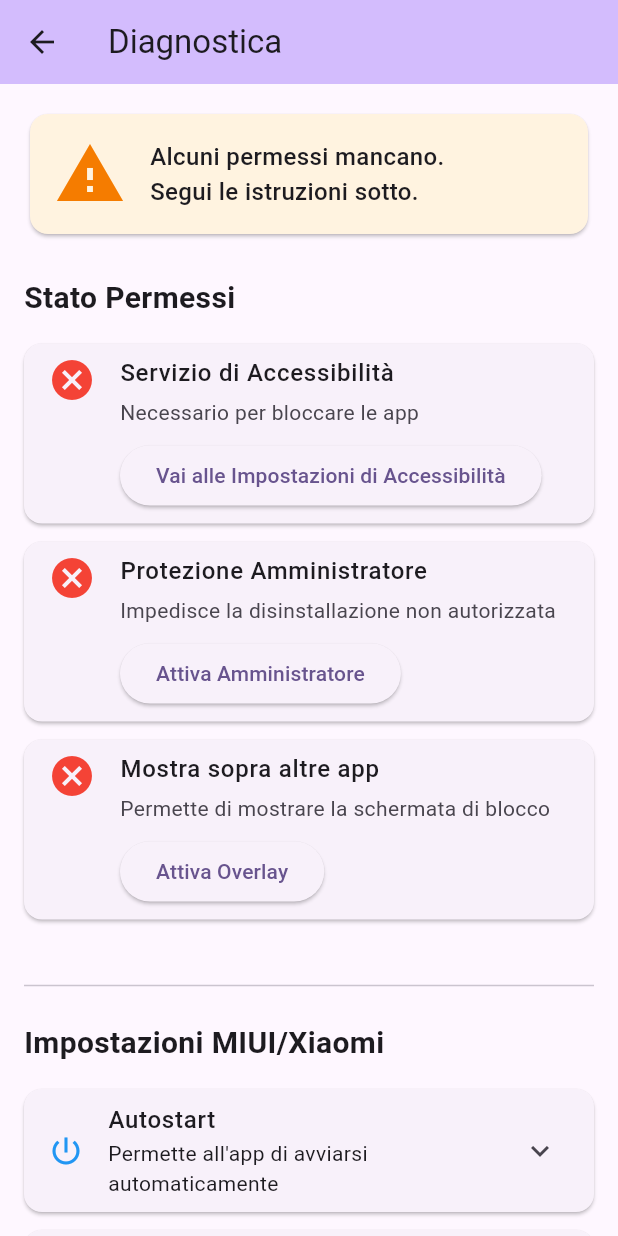
After one commit to innovatutti/inControllo, a Flutter app: the AppListScreen screen opened directly, after a tap on the "medical services" icon, on a phone screen of 412 x 824 dp. The commit adds this screen. Run offline on Flutter 3.47's test engine with Material 3 defaults, Android fonts, the phone set to English and light mode, and no system bars; our stand-ins replace shared_preferences; accounts and stored records are empty.

Commit message:
Risolti bug

```diff
--- a/lib/screens/app_list_screen.dart
+++ b/lib/screens/app_list_screen.dart
@@ -1,6 +1,7 @@
 import 'package:flutter/material.dart';
 import 'package:parental_control/services/device_admin_service.dart';
 import 'package:shared_preferences/shared_preferences.dart';
+import 'package:parental_control/screens/diagnostics_screen.dart';
 
 class AppListScreen extends StatefulWidget {
   const AppListScreen({super.key});
@@ -113,6 +114,7 @@ class _AppListScreenState extends State<AppListScreen> {
           _blockedApps.remove(packageName);
         });
         await _saveBlockedApps();
+        await _deviceAdminService.reloadBlockedApps();
       }
     } else {
       success = await _deviceAdminService.blockApp(packageName);
@@ -121,6 +123,7 @@ class _AppListScreenState extends State<AppListScreen> {
           _blockedApps.add(packageName);
         });
         await _saveBlockedApps();
+        await _deviceAdminService.reloadBlockedApps();
       }
     }
 
@@ -149,6 +152,16 @@ class _AppListScreenState extends State<AppListScreen> {
         title: const Text('inControllo'),
         backgroundColor: Theme.of(context).colorScheme.inversePrimary,
         actions: [
+          IconButton(
+            icon: const Icon(Icons.medical_services),
+            tooltip: 'Diagnostica',
+            onPressed: () {
+              Navigator.push(
+                context,
+                MaterialPageRoute(builder: (context) => const DiagnosticsScreen()),
+              );
+            },
+          ),
           IconButton(
             icon: const Icon(Icons.refresh),
             onPressed: _loadApps,
--- /dev/null
+++ b/lib/screens/diagnostics_screen.dart
@@ -0,0 +1,242 @@
+import 'package:flutter/material.dart';
+import 'package:parental_control/services/device_admin_service.dart';
+
+class DiagnosticsScreen extends StatefulWidget {
+  const DiagnosticsScreen({super.key});
+
+  @override
+  State<DiagnosticsScreen> createState() => _DiagnosticsScreenState();
+}
+
+class _DiagnosticsScreenState extends State<DiagnosticsScreen> {
+  final DeviceAdminService _service = DeviceAdminService();
+  bool _isAccessibilityEnabled = false;
+  bool _isAdminActive = false;
+  bool _isOverlayPermissionGranted = false;
+
+  @override
+  void initState() {
+    super.initState();
+    _checkPermissions();
+  }
+
+  Future<void> _checkPermissions() async {
+    final accessibilityEnabled = await _service.isAccessibilityEnabled();
+    final adminActive = await _service.isAdminActive();
+    final overlayGranted = await _service.isOverlayPermissionGranted();
+
+    setState(() {
+      _isAccessibilityEnabled = accessibilityEnabled;
+      _isAdminActive = adminActive;
+      _isOverlayPermissionGranted = overlayGranted;
+    });
+  }
+
+  @override
+  Widget build(BuildContext context) {
+    final allGranted = _isAccessibilityEnabled && _isAdminActive && _isOverlayPermissionGranted;
+
+    return Scaffold(
+      appBar: AppBar(
+        title: const Text('Diagnostica'),
+        backgroundColor: Theme.of(context).colorScheme.inversePrimary,
+      ),
+      body: ListView(
+        padding: const EdgeInsets.all(16),
+        children: [
+          if (allGranted)
+            Card(
+              color: Colors.green.shade50,
+              child: Padding(
+                padding: const EdgeInsets.all(16),
+                child: Row(
+                  children: [
+                    Icon(Icons.check_circle, color: Colors.green.shade700, size: 48),
+                    const SizedBox(width: 16),
+                    const Expanded(
+                      child: Text(
+                        'Tutti i permessi sono attivi!\nL\'app funzionerà correttamente.',
+                        style: TextStyle(fontSize: 16, fontWeight: FontWeight.w500),
+                      ),
+                    ),
+                  ],
+                ),
+              ),
+            )
+          else
+            Card(
+              color: Colors.orange.shade50,
+              child: Padding(
+                padding: const EdgeInsets.all(16),
+                child: Row(
+                  children: [
+                    Icon(Icons.warning, color: Colors.orange.shade700, size: 48),
+                    const SizedBox(width: 16),
+                    const Expanded(
+                      child: Text(
+                        'Alcuni permessi mancano.\nSegui le istruzioni sotto.',
+                        style: TextStyle(fontSize: 16, fontWeight: FontWeight.w500),
+                      ),
+                    ),
+                  ],
+                ),
+              ),
+            ),
+          const SizedBox(height: 24),
+          const Text(
+            'Stato Permessi',
+            style: TextStyle(fontSize: 20, fontWeight: FontWeight.bold),
+          ),
+          const SizedBox(height: 16),
+
+          _buildPermissionCard(
+            'Servizio di Accessibilità',
+            'Necessario per bloccare le app',
+            _isAccessibilityEnabled,
+            () async {
+              await _service.requestAccessibilityPermission();
+              Future.delayed(const Duration(seconds: 2), _checkPermissions);
+            },
+            'Vai alle Impostazioni di Accessibilità',
+          ),
+
+          _buildPermissionCard(
+            'Protezione Amministratore',
+            'Impedisce la disinstallazione non autorizzata',
+            _isAdminActive,
+            () async {
+              await _service.requestAdminPermission();
+              Future.delayed(const Duration(seconds: 1), _checkPermissions);
+            },
+            'Attiva Amministratore',
+          ),
+
+          _buildPermissionCard(
+            'Mostra sopra altre app',
+            'Permette di mostrare la schermata di blocco',
+            _isOverlayPermissionGranted,
+            () async {
+              await _service.requestOverlayPermission();
+              Future.delayed(const Duration(seconds: 1), _checkPermissions);
+            },
+            'Attiva Overlay',
+          ),
+
+          const SizedBox(height: 24),
+          const Divider(),
+          const SizedBox(height: 16),
+
+          const Text(
+            'Impostazioni MIUI/Xiaomi',
+            style: TextStyle(fontSize: 20, fontWeight: FontWeight.bold),
+          ),
+          const SizedBox(height: 16),
+
+          _buildMIUIInstructionCard(
+            'Autostart',
+            'Permette all\'app di avviarsi automaticamente',
+            'Impostazioni → App → Gestisci app → inControllo → Autostart → ATTIVA',
+            Icons.power_settings_new,
+          ),
+
+          _buildMIUIInstructionCard(
+            'Risparmio Batteria',
+            'Impedisce al sistema di chiudere l\'app',
+            'Impostazioni → Batteria → Risparmio energetico → inControllo → Nessuna restrizione',
+            Icons.battery_charging_full,
+          ),
+
+          _buildMIUIInstructionCard(
+            'App in Background',
+            'Permette all\'app di funzionare in background',
+            'Impostazioni → Batteria → App in background → inControllo → Nessuna restrizione',
+            Icons.apps,
+          ),
+
+          _buildMIUIInstructionCard(
+            'Tieni in Memoria',
+            'Blocca l\'app nella lista recenti',
+            'Apri Recenti → Tieni premuto sull\'app → Tocca l\'icona del lucchetto',
+            Icons.lock,
+          ),
+
+          const SizedBox(height: 24),
+          ElevatedButton.icon(
+            onPressed: _checkPermissions,
+            icon: const Icon(Icons.refresh),
+            label: const Text('Aggiorna Stato'),
+            style: ElevatedButton.styleFrom(
+              padding: const EdgeInsets.all(16),
+            ),
+          ),
+        ],
+      ),
+    );
+  }
+
+  Widget _buildPermissionCard(
+    String title,
+    String description,
+    bool isGranted,
+    VoidCallback onTap,
+    String buttonText,
+  ) {
+    return Card(
+      margin: const EdgeInsets.only(bottom: 12),
+      child: ListTile(
+        leading: Icon(
+          isGranted ? Icons.check_circle : Icons.cancel,
+          color: isGranted ? Colors.green : Colors.red,
+          size: 32,
+        ),
+        title: Text(
+          title,
+          style: const TextStyle(fontWeight: FontWeight.w500),
+        ),
+        subtitle: Column(
+          crossAxisAlignment: CrossAxisAlignment.start,
+          children: [
+            const SizedBox(height: 4),
+            Text(description),
+            if (!isGranted) ...[
+              const SizedBox(height: 8),
+              ElevatedButton(
+                onPressed: onTap,
+                child: Text(buttonText),
+              ),
+            ],
+          ],
+        ),
+        isThreeLine: true,
+      ),
+    );
+  }
+
+  Widget _buildMIUIInstructionCard(
+    String title,
+    String description,
+    String instructions,
+    IconData icon,
+  ) {
+    return Card(
+      margin: const EdgeInsets.only(bottom: 12),
+      child: ExpansionTile(
+        leading: Icon(icon, color: Colors.blue),
+        title: Text(
+          title,
+          style: const TextStyle(fontWeight: FontWeight.w500),
+        ),
+        subtitle: Text(description),
+        children: [
+          Padding(
+            padding: const EdgeInsets.all(16),
+            child: Text(
+              instructions,
+              style: const TextStyle(fontSize: 14),
+            ),
+          ),
+        ],
+      ),
+    );
+  }
+}
--- a/lib/screens/pin_screen.dart
+++ b/lib/screens/pin_screen.dart
@@ -380,6 +380,12 @@ class _PinScreenState extends State<PinScreen> {
     await prefs.setString('app_pin', _enteredPin);
     await prefs.setString('security_question', _selectedQuestion!);
     await prefs.setString('security_answer', _answerController.text.trim().toLowerCase());
+
+    // Verifica che sia stato salvato
+    final savedPin = prefs.getString('app_pin');
+    final savedQuestion = prefs.getString('security_question');
+    print('PIN salvato: ${savedPin != null}, Domanda salvata: ${savedQuestion != null}');
+
     widget.onSuccess();
   }
 }
--- a/lib/services/device_admin_service.dart
+++ b/lib/services/device_admin_service.dart
@@ -97,4 +97,33 @@ class DeviceAdminService {
       print("Errore richiesta admin: ${e.message}");
     }
   }
+
+  /// Verifica se il permesso overlay è concesso
+  Future<bool> isOverlayPermissionGranted() async {
+    try {
+      final bool result = await platform.invokeMethod('isOverlayPermissionGranted');
+      return result;
+    } on PlatformException catch (e) {
+      print("Errore verifica overlay: ${e.message}");
+      return false;
+    }
+  }
+
+  /// Richiede il permesso overlay (mostra sopra altre app)
+  Future<void> requestOverlayPermission() async {
+    try {
+      await platform.invokeMethod('requestOverlayPermission');
+    } on PlatformException catch (e) {
+      print("Errore richiesta overlay: ${e.message}");
+    }
+  }
+
+  /// Forza il ricaricamento delle app bloccate nel servizio
+  Future<void> reloadBlockedApps() async {
+    try {
+      await platform.invokeMethod('reloadBlockedApps');
+    } on PlatformException catch (e) {
+      print("Errore reload app bloccate: ${e.message}");
+    }
+  }
 }
```
Also changed, not shown: lib/main.dart (+15 -5 lines), 6 other files.
